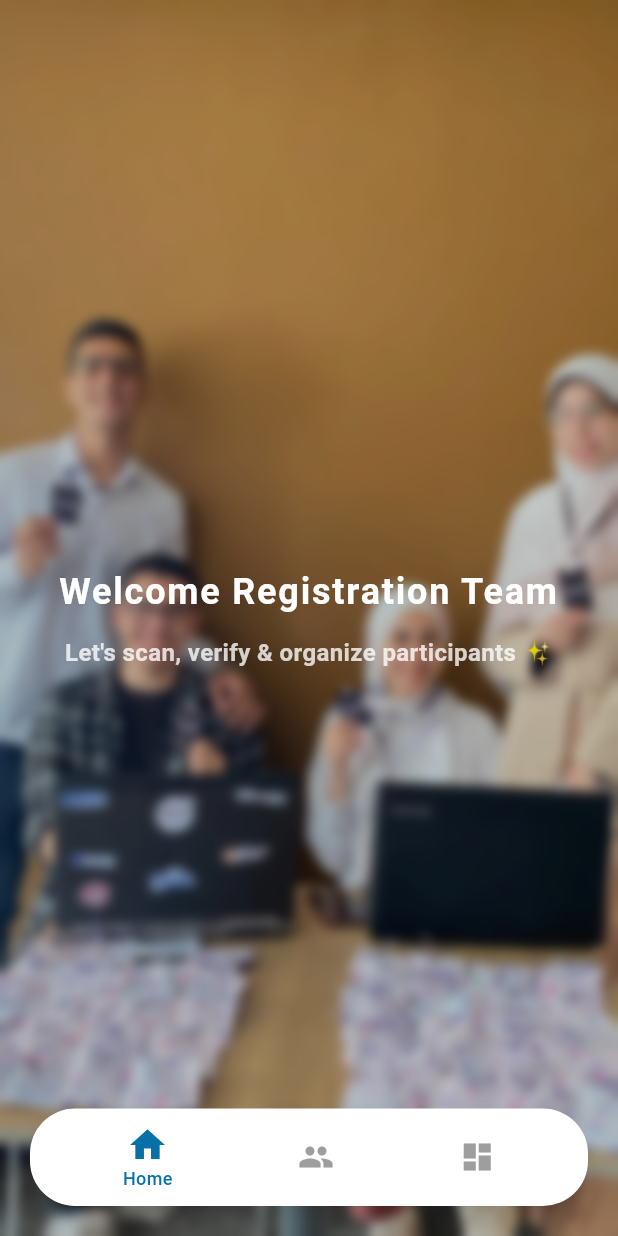
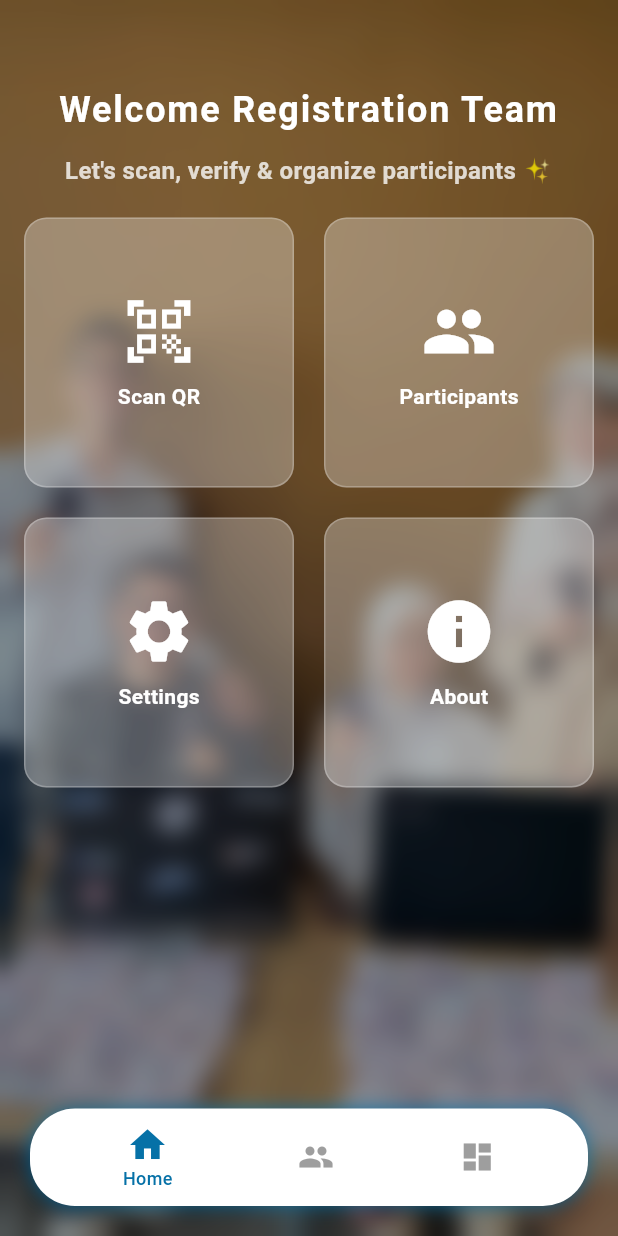
Before and after one commit to Ali-Abdelnaser/Registrations-, a Flutter app: the screen it shows after launch, after a tap on the "arrow forward" icon, on a phone screen of 412 x 824 dp. Run offline on Flutter 3.47's test engine with Material 3 defaults, Android fonts, the light colour scheme and no system bars; our stand-ins replace equatable, flutter_bloc, flutter_svg, pie_chart, supabase_flutter; missing offline and left inert: mobile_scanner; accounts and stored records are empty.

```diff
--- a/lib/Logic/cubit/qr_scan_cubit.dart
+++ b/lib/Logic/cubit/qr_scan_cubit.dart
@@ -19,7 +19,7 @@ class QrScanCubit extends Cubit<QrScanState> {
         return;
       }
 
-      if (attendee.attended == true) {
+      if (attendee.attendance == true) {
         emit(QrAlreadyScanned(attendee));
       } else {
         emit(QrFound(attendee));
@@ -43,7 +43,7 @@ class QrScanCubit extends Cubit<QrScanState> {
 
       // نعمل Update في Supabase
       await repository.updateBranchMember(memberId, {
-        'attended': true, // ✅ تأكد إن اسم العمود زي ما في الجدول
+        'attendance': true, // ✅ تأكد إن اسم العمود زي ما في الجدول
         'scannedAt': DateTime.now().toUtc().toIso8601String(),
       });
 
--- a/lib/data/models/attendee.dart
+++ b/lib/data/models/attendee.dart
@@ -3,7 +3,7 @@ class Attendee {
   final String name;
   final String team;
   final String email;
-  final bool attended;
+  final bool attendance;
   final DateTime? scanTime;
 
   Attendee({
@@ -11,7 +11,7 @@ class Attendee {
     required this.name,
     required this.email,
     required this.team,
-    this.attended = false,
+    this.attendance = false,
     this.scanTime,
   });
 
@@ -21,7 +21,7 @@ class Attendee {
       name: map['Name'],
       email: map['email'],
       team: map['Team'],
-      attended: map['attended'] ?? false,
+      attendance: map['attendance'] ?? false,
       scanTime: map['scan_time'] != null
           ? DateTime.parse(map['scan_time'])
           : null,
@@ -33,7 +33,7 @@ class Attendee {
       'id': id,
       'Name': name,
       'Team': team,
-      'attended': attended,
+      'attendance': attendance,
       'scan_time': scanTime?.toIso8601String(),
     };
   }
--- a/lib/main.dart
+++ b/lib/main.dart
@@ -1,6 +1,7 @@
 import 'package:flutter/material.dart';
 import 'package:flutter_bloc/flutter_bloc.dart';
 import 'package:registration/Logic/cubit/attendes_cubit.dart';
+import 'package:registration/Logic/cubit/qr_scan_cubit.dart';
 import 'package:registration/core/constants/app_strings.dart';
 import 'package:registration/core/route/app_router.dart';
 import 'package:registration/data/repositories/attendee_repository.dart';
@@ -28,6 +29,7 @@ class MyApp extends StatelessWidget {
         BlocProvider(
           create: (_) => BranchMembersCubit(branchMembersRepository),
         ),
+        BlocProvider(create: (_) => QrScanCubit(branchMembersRepository)),
       ],
       child: MaterialApp(
         debugShowCheckedModeBanner: false,
--- a/lib/presentation/screens/Bottom App Bar/Batton_aoo_bar.dart
+++ b/lib/presentation/screens/Bottom App Bar/Batton_aoo_bar.dart
@@ -56,9 +56,9 @@ class _ModernBottomNavState extends State<ModernBottomNav> {
         borderRadius: BorderRadius.circular(30),
         boxShadow: [
           BoxShadow(
-            color: Colors.black.withValues(alpha: 0.08),
-            blurRadius: 8,
-            offset: const Offset(0, 3),
+            color: AppColors.Blue.withValues(alpha: 0.8),
+            blurRadius: 10,
+            // offset: const Offset(3, 3),
           ),
         ],
       ),
--- a/lib/presentation/screens/Home Page/home_page.dart
+++ b/lib/presentation/screens/Home Page/home_page.dart
@@ -1,6 +1,8 @@
 import 'dart:ui';
-
 import 'package:flutter/material.dart';
+import 'package:registration/presentation/screens/attendees/scanned_participants_screen.dart';
+import 'package:registration/presentation/screens/scan/qr_scan.dart';
+import 'package:registration/presentation/widgets/navigator.dart';
 
 class HomePage extends StatelessWidget {
   const HomePage({super.key});
@@ -11,28 +13,27 @@ class HomePage extends StatelessWidget {
       fit: StackFit.expand,
       children: [
         // ✅ الخلفية
-        Image.asset(
-          'assets/img/home.jpg', // غير المسار حسب صورتك
-          fit: BoxFit.cover,
-        ),
+        Image.asset('assets/img/home.jpg', fit: BoxFit.cover),
 
         // ✅ البلور
         BackdropFilter(
-          filter: ImageFilter.blur(sigmaX: 4, sigmaY: 4), // النعومة
-          child: Container(
-            color: Colors.black54.withOpacity(0.2), // لون شفاف فوق البلور
-          ),
+          filter: ImageFilter.blur(sigmaX: 8, sigmaY: 8),
+          child: Container(color: Colors.black54.withValues(alpha: 0.4)),
         ),
 
-        // ✅ النص
-        Center(
+        // ✅ المحتوى Scrollable + في النص
+        SingleChildScrollView(
+          child: Align(
+            alignment: Alignment.center,
             child: Padding(
-            padding: const EdgeInsets.all(10.0),
+              padding: const EdgeInsets.all(16.0),
               child: Column(
                 mainAxisSize: MainAxisSize.min,
+                crossAxisAlignment: CrossAxisAlignment.center,
                 children: [
+                  const SizedBox(height: 40),
+
                   const Text(
-                  // ignore: prefer_const_constructors
                     'Welcome Registration Team',
                     textAlign: TextAlign.center,
                     style: TextStyle(
@@ -42,9 +43,8 @@ class HomePage extends StatelessWidget {
                       letterSpacing: 1.2,
                     ),
                   ),
-                SizedBox(height: 12),
+                  const SizedBox(height: 12),
                   const Text(
-                  // ignore: prefer_const_☻constructors
                     'Let\'s scan, verify & organize participants ✨',
                     textAlign: TextAlign.center,
                     style: TextStyle(
@@ -53,11 +53,85 @@ class HomePage extends StatelessWidget {
                       fontWeight: FontWeight.bold,
                     ),
                   ),
+                  const SizedBox(height: 20),
+
+                  // ✅ الجريد
+                  GridView.count(
+                    shrinkWrap: true,
+                    physics:
+                        const NeverScrollableScrollPhysics(), // علشان مايحصلش تعارض
+                    crossAxisCount: 2,
+                    crossAxisSpacing: 20,
+                    mainAxisSpacing: 20,
+                    children: [
+                      _buildGridItem(
+                        context,
+                        Icons.qr_code_scanner,
+                        "Scan QR",
+                        const QRViewScreen(),
+                      ),
+                      _buildGridItem(
+                        context,
+                        Icons.people,
+                        "Participants",
+                        ScannedParticipantsScreen(),
+                      ),
+                      _buildGridItem(
+                        context,
+                        Icons.settings,
+                        "Settings",
+                        const Placeholder(),
+                      ),
+                      _buildGridItem(
+                        context,
+                        Icons.info,
+                        "About",
+                        const Placeholder(),
+                      ),
                     ],
+                  ),
+                ],
+              ),
             ),
           ),
         ),
       ],
     );
   }
+
+  // ✅ مكون لكل Item في الجريد
+  Widget _buildGridItem(
+    BuildContext context,
+    IconData icon,
+    String label,
+    Widget screen,
+  ) {
+    return GestureDetector(
+      onTap: () {
+        AppNavigator.fade(context, screen, replace: false);
+      },
+      child: Container(
+        decoration: BoxDecoration(
+          color: Colors.white.withValues(alpha: 0.3),
+          borderRadius: BorderRadius.circular(15),
+          border: Border.all(color: Colors.white24),
+        ),
+        child: Column(
+          mainAxisAlignment: MainAxisAlignment.center,
+          children: [
+            Icon(icon, color: Colors.white, size: 50),
+            const SizedBox(height: 8),
+            Text(
+              label,
+              style: const TextStyle(
+                color: Colors.white,
+                fontSize: 14,
+                fontWeight: FontWeight.bold,
+              ),
+            ),
+          ],
+        ),
+      ),
+    );
   }
+}
--- a/lib/presentation/screens/attendees/scanned_participants_screen.dart
+++ b/lib/presentation/screens/attendees/scanned_participants_screen.dart
@@ -45,7 +45,7 @@ class _ScannedParticipantsScreenState extends State<ScannedParticipantsScreen> {
         if (state is BranchMembersLoaded) {
           // ✅ فلترة الحاضرين بس
           final attendees = state.members
-              .where((m) => m.attended == true)
+              .where((m) => m.attendance == true)
               .where(
                 (m) =>
                     m.name.toLowerCase().contains(searchQuery.toLowerCase()) ||
@@ -71,35 +71,24 @@ class _ScannedParticipantsScreenState extends State<ScannedParticipantsScreen> {
 
           return Scaffold(
             backgroundColor: Colors.white,
-            body: Column(
+            body: Padding(
+              padding: const EdgeInsets.all(16.0),
+              child: Column(
                 children: [
                   const SizedBox(height: 50),
                   // 🔍 Search
-                Padding(
-                  padding: const EdgeInsets.all(12.0),
-                  child: Row(
-                    children: [
-                      IconButton(
-                        icon: const Icon(Icons.arrow_back),
-                        onPressed: () =>
-                            AppNavigator.fade(context, const HomePage()),
-                        color: Colors.black54,
-                      ),
-                      Expanded(
-                        child: TextField(
+                  TextField(
                     onChanged: (q) =>
                         setState(() => searchQuery = q.toLowerCase()),
                     decoration: InputDecoration(
                       hintText: 'Search by name or email...',
-                            hintStyle: const TextStyle(
-                              color: Color(0xff016da6),
-                            ),
+                      hintStyle: const TextStyle(color: Color(0xff016da6)),
                       prefixIcon: const Icon(
                         Icons.search,
                         color: Color(0xff016da6),
                       ),
                       enabledBorder: OutlineInputBorder(
-                              borderRadius: BorderRadius.circular(12),
+                        borderRadius: BorderRadius.circular(30),
                         borderSide: const BorderSide(
                           color: Color(0xff016da6),
                           width: 1.5,
@@ -121,10 +110,7 @@ class _ScannedParticipantsScreenState extends State<ScannedParticipantsScreen> {
                       ),
                     ),
                   ),
-                      ),
-                    ],
-                  ),
-                ),
+
                   // 📋 Participants List
                   Expanded(
                     child: RefreshIndicator(
@@ -132,7 +118,6 @@ class _ScannedParticipantsScreenState extends State<ScannedParticipantsScreen> {
                         context.read<BranchMembersCubit>().loadBranchMembers();
                       },
                       child: ListView.builder(
-                      padding: const EdgeInsets.symmetric(horizontal: 12),
                         itemCount: attendees.length + 1,
                         itemBuilder: (context, index) {
                           if (index == attendees.length) {
@@ -141,7 +126,7 @@ class _ScannedParticipantsScreenState extends State<ScannedParticipantsScreen> {
                           final person = attendees[index];
                           return Card(
                             color: const Color(0xff016da6),
-                          margin: const EdgeInsets.all(12),
+                            margin: const EdgeInsets.all(6),
                             elevation: 4,
                             shape: RoundedRectangleBorder(
                               borderRadius: BorderRadius.circular(12),
@@ -175,9 +160,9 @@ class _ScannedParticipantsScreenState extends State<ScannedParticipantsScreen> {
                                   size: 30,
                                 ),
                                 onPressed: () {
-                                context.read<BranchMembersCubit>().deleteMember(
-                                  person.id,
-                                );
+                                  context
+                                      .read<BranchMembersCubit>()
+                                      .deleteMember(person.id);
                                 },
                               ),
                             ),
@@ -188,6 +173,7 @@ class _ScannedParticipantsScreenState extends State<ScannedParticipantsScreen> {
                   ),
                 ],
               ),
+            ),
           );
         }
 
--- a/lib/presentation/screens/dashboard/dashboard_Screen.dart
+++ b/lib/presentation/screens/dashboard/dashboard_Screen.dart
@@ -78,7 +78,7 @@ class _DashboardScreenState extends State<DashboardScreen> {
                 final team = attendee.team.trim();
                 if (teams.contains(team)) {
                   totalCounts[team] = (totalCounts[team] ?? 0) + 1;
-                  if (attendee.attended == true) {
+                  if (attendee.attendance == true) {
                     attendedCounts[team] = (attendedCounts[team] ?? 0) + 1.0;
                   }
                 }
@@ -94,15 +94,6 @@ class _DashboardScreenState extends State<DashboardScreen> {
                 child: ListView(
                   children: [
                     // الهيدر
-                    Row(
-                      children: [
-                        IconButton(
-                          icon: const Icon(Icons.arrow_back),
-                          onPressed: () {
-                            // AppNavigator.fade(context, CustomBottomAppBar());
-                          },
-                        ),
-                        const Spacer(flex: 1),
                     Center(
                       child: Text(
                         'Total Participants: $totalParticipants',
@@ -113,10 +104,6 @@ class _DashboardScreenState extends State<DashboardScreen> {
                         ),
                       ),
                     ),
-                        const Spacer(flex: 2),
-                      ],
-                    ),
-
                     // الحضور والغياب الكلي
                     Center(
                       child: RichText(
--- a/lib/presentation/screens/scan/qr_scan.dart
+++ b/lib/presentation/screens/scan/qr_scan.dart
@@ -146,13 +146,16 @@ class _QRViewScreenState extends State<QRViewScreen> {
         listener: (context, state) async {
           if (state is QrError) {
             _showErrorDialog('Invalid QR ⚠️', state.message);
+            setState(() => isScanned = false);
           } else if (state is QrAlreadyScanned) {
             _showErrorDialog(
               'Already Scanned',
               'This person has already been scanned.',
             );
-          } else if (state is QrConfirmSuccess) {
+            setState(() => isScanned = false);
+          } else if (state is QrFound) {
             final member = state.member;
+
             await Navigator.push(
               context,
               MaterialPageRoute(
@@ -162,7 +165,7 @@ class _QRViewScreenState extends State<QRViewScreen> {
                     'name': member.name,
                     'email': member.email,
                     'team': member.team,
-                    'attendance': member.attended,
+                    'attendance': member.attendance,
                   },
                   onConfirm: (_) async {
                     await context.read<QrScanCubit>().confirmAttendance(
@@ -172,6 +175,8 @@ class _QRViewScreenState extends State<QRViewScreen> {
                 ),
               ),
             );
+            // ✅ رجع الكاميرا تشتغل تاني
+            setState(() => isScanned = false);
           }
         },
         child: Stack(
@@ -179,10 +184,14 @@ class _QRViewScreenState extends State<QRViewScreen> {
             MobileScanner(
               controller: controller,
               onDetect: (capture) {
+                for (final barcode in capture.barcodes) {
+                  debugPrint("QR Detected: ${barcode.rawValue}");
+                }
+
                 final code = capture.barcodes.first.rawValue;
                 if (code != null && !isScanned) {
                   setState(() => isScanned = true);
-                  controller.stop();
+                  debugPrint("Sending QR to cubit: $code");
                   context.read<QrScanCubit>().scanQr(code);
                 }
               },
```
Lines whose indentation alone changed are shown as unchanged.
